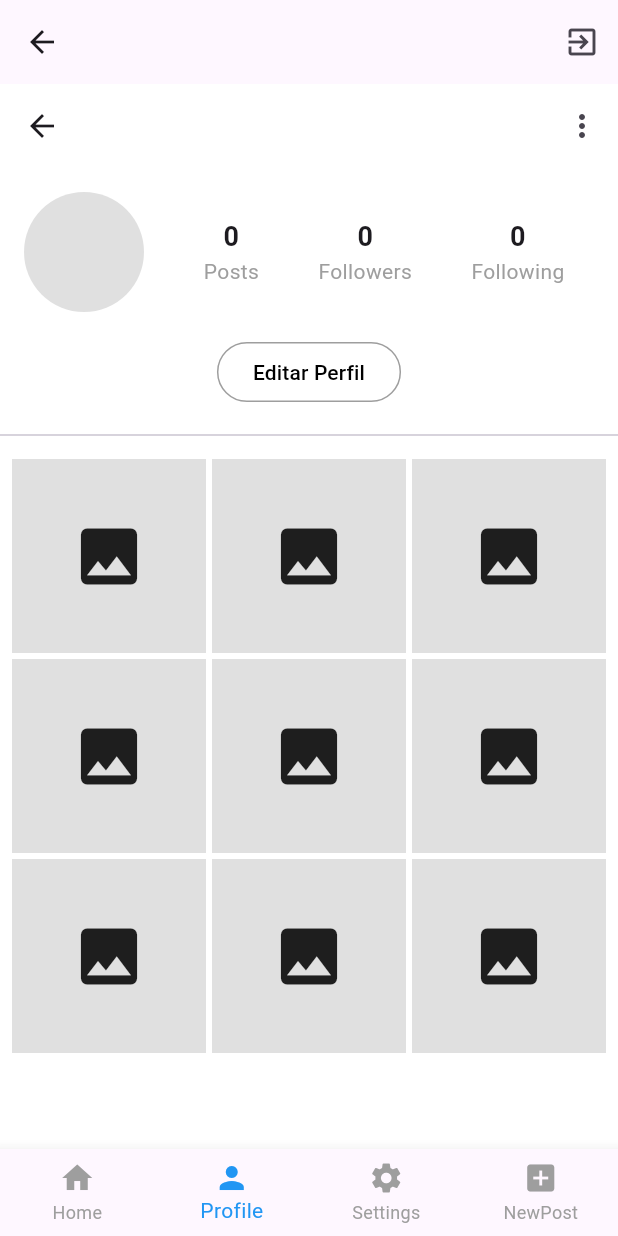
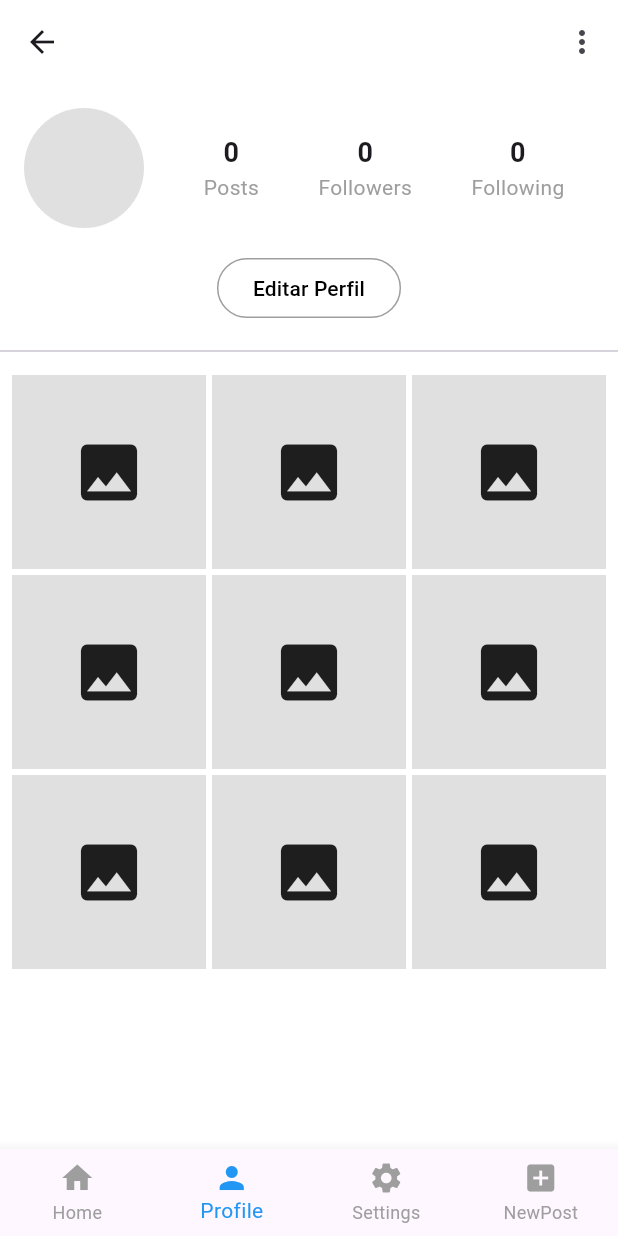
Before and after one commit to joanbanlles/INSTADAM, a Flutter app: the MainScreen screen opened by its route, item 2 of the bottom bar chosen, on a phone screen of 412 x 824 dp. Run offline on Flutter 3.47's test engine with Material 3 defaults, Android fonts, the light colour scheme and no system bars; our stand-ins replace cloud_firestore, firebase_auth, firebase_core, image_picker, shared_preferences; accounts and stored records are empty.

Commit message:
Profile i new post

```diff
--- a/instadam/lib/main.dart
+++ b/instadam/lib/main.dart
@@ -57,17 +57,7 @@ class _MainScreenState extends State<MainScreen> {
   @override
   Widget build(BuildContext context) {
     return Scaffold(
-      appBar: AppBar(
-        actions: [
-          IconButton(
-            icon: const Icon(Icons.exit_to_app),
-            onPressed: () async {
-              await FirebaseAuth.instance.signOut();
-              Navigator.pushReplacementNamed(context, '/login');
-            },
-          ),
-        ],
-      ),
+
       body: _screens[_currentIndex],
       bottomNavigationBar: BottomNavigationBar(
         type: BottomNavigationBarType.fixed,
--- a/instadam/pubspec.yaml
+++ b/instadam/pubspec.yaml
@@ -17,6 +17,7 @@ dependencies:
   # Firebase
   firebase_core: ^2.24.2
   firebase_auth: ^4.17.9
+  firebase_storage: ^11.0.14
   cloud_firestore: ^4.17.5
 
   # Manejo de imágenes desde la galería/cámara
```
Also changed, not shown: instadam/pubspec.lock, 128 other files.
